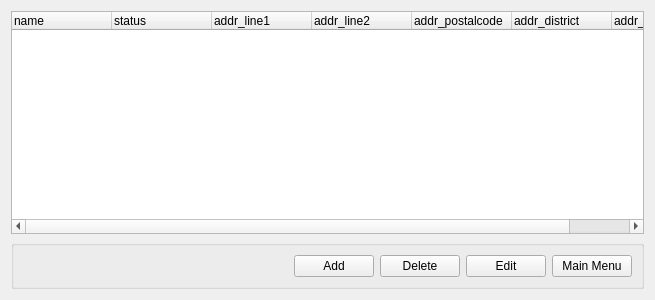
Before: the Qt Designer form examples/demo/crm/client/listEmployee.ui in Wolframe/Wolframe, drawn with Qt 5.
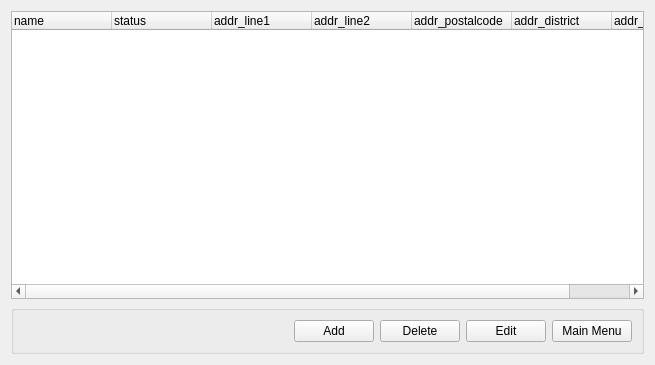
After: the same form once the commit is applied.

Patch:
```diff
--- a/examples/demo/crm/client/listEmployee.ui
+++ b/examples/demo/crm/client/listEmployee.ui
@@ -7,7 +7,7 @@
     <x>0</x>
     <y>0</y>
     <width>655</width>
-    <height>300</height>
+    <height>365</height>
    </rect>
   </property>
   <property name="windowTitle">
```
